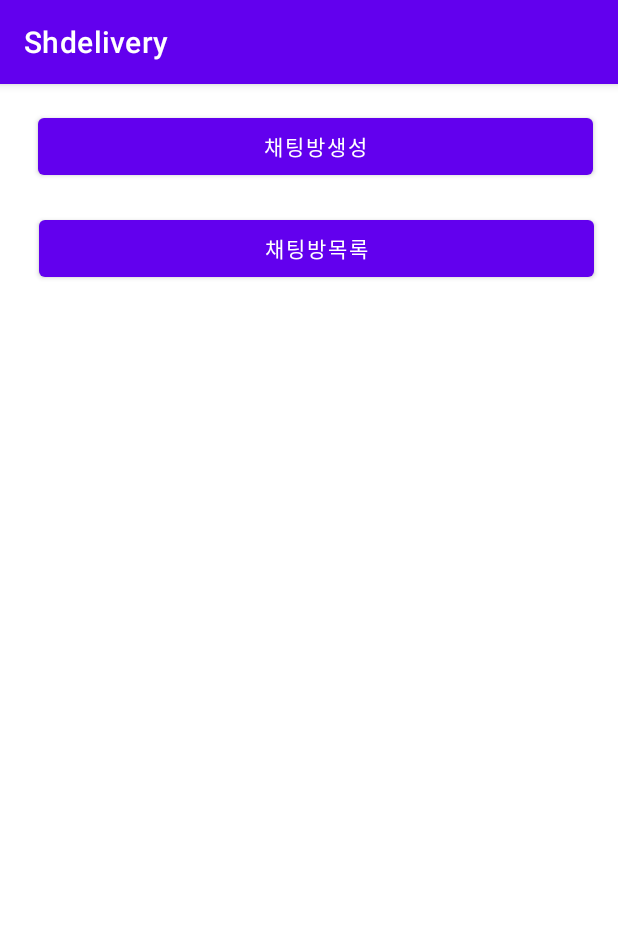
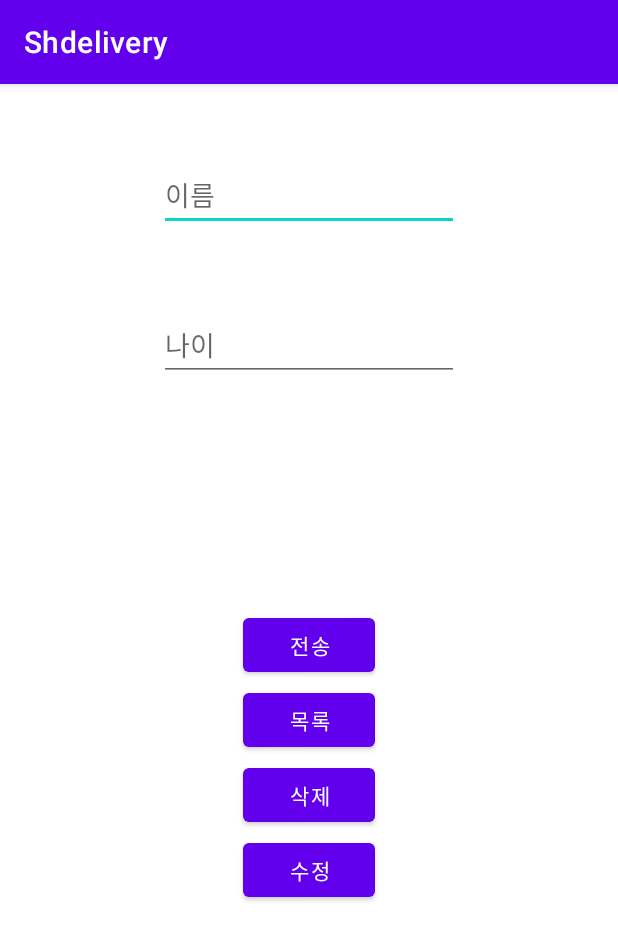
Before and after one commit to sbh0609/HenugDelivery, an Android app: the screen it shows after launch (MainActivity), on a phone screen of 412 x 824 dp. Shown: the top 940 px of the screen. Run offline under Robolectric (Android 15) with nearby library versions, the phone set to English and light mode, and no system bars; our stand-ins replace Firebase (no records; nobody signed in at launch, a user with empty details on screens opened directly).

Commit message:
crud 구현

```diff
--- a/app/src/main/AndroidManifest.xml
+++ b/app/src/main/AndroidManifest.xml
@@ -12,9 +12,6 @@
         android:theme="@style/Theme.Shdelivery"
         tools:targetApi="31">
         <activity
-            android:name=".ListRoomActivity"
-            android:exported="false" />
-        <activity
             android:name=".MainActivity"
             android:exported="true">
             <intent-filter>
--- /dev/null
+++ b/app/src/main/java/com/tuk/shdelivery/Dao.kt
@@ -0,0 +1,39 @@
+package com.tuk.shdelivery
+
+import android.util.Log
+import com.google.android.gms.tasks.Task
+import com.google.firebase.database.DataSnapshot
+import com.google.firebase.database.DatabaseReference
+import com.google.firebase.database.FirebaseDatabase
+import com.google.firebase.database.Query
+
+class UserDao {
+    private var userRef: DatabaseReference? = null
+
+    init{
+        val db = FirebaseDatabase.getInstance()
+        userRef = db.getReference("user")
+    }
+
+    //등록
+    fun add(user: User?): Task<Void>? {
+        return userRef!!.push().setValue(user)
+    }
+    //조회
+    fun getUserList(user: User?): Task<DataSnapshot>? {
+        return userRef?.child(user!!.userKey)?.get()?.addOnSuccessListener {
+            Log.i("Firebase", "value ${it.value}")
+        }?.addOnFailureListener{
+            Log.e("Fail","error", it)
+        }
+    }
+    //삭제
+    fun del(user: User?): Task<Void>? {
+        return userRef?.child(user!!.userKey)?.removeValue()
+
+    }
+    //수정
+    fun update(user: User?): Task<Void>? {
+        return userRef?.child(user!!.userKey)?.setValue(user)
+    }
+}
--- a/app/src/main/res/layout/activity_main.xml
+++ b/app/src/main/res/layout/activity_main.xml
@@ -1,34 +1,54 @@
-<?xml version="1.0" encoding="utf-8"?>
-<androidx.constraintlayout.widget.ConstraintLayout xmlns:android="http://schemas.android.com/apk/res/android"
+<RelativeLayout xmlns:android="http://schemas.android.com/apk/res/android"
     xmlns:app="http://schemas.android.com/apk/res-auto"
     xmlns:tools="http://schemas.android.com/tools"
     android:layout_width="match_parent"
-    android:layout_height="match_parent"
-    tools:context=".MainActivity">
+    android:layout_height="match_parent">
+
+    <EditText
+        android:id="@+id/edit1"
+        android:layout_width="200dp"
+        android:layout_height="wrap_content"
+        android:layout_centerHorizontal="true"
+        android:layout_marginTop="50dp"
+        android:hint="이름"/>
+
+    <EditText
+        android:id="@+id/edit2"
+        android:layout_width="200dp"
+        android:layout_height="wrap_content"
+        android:layout_centerHorizontal="true"
+        android:layout_marginTop="150dp"
+        android:hint="나이"/>
 
     <Button
-        android:id="@+id/listChatRoom"
-        android:layout_width="370dp"
-        android:layout_height="50dp"
-        android:layout_marginStart="25dp"
-        android:layout_marginEnd="16dp"
-        android:layout_marginBottom="615dp"
-        android:text="채팅방목록"
-        app:layout_constraintBottom_toBottomOf="parent"
-        app:layout_constraintEnd_toEndOf="parent"
-        app:layout_constraintStart_toStartOf="parent"
-        app:layout_constraintTop_toBottomOf="@+id/make_chat" />
+        android:id="@+id/btn1"
+        android:layout_width="wrap_content"
+        android:layout_height="wrap_content"
+        android:layout_centerHorizontal="true"
+        android:layout_marginTop="350dp"
+        android:text="전송"/>
 
     <Button
-        android:id="@+id/make_chat"
-        android:layout_width="370dp"
-        android:layout_height="50dp"
-        android:text="채팅방생성"
-        app:layout_constraintBottom_toBottomOf="parent"
-        app:layout_constraintEnd_toEndOf="parent"
-        app:layout_constraintHorizontal_bias="0.609"
-        app:layout_constraintStart_toStartOf="parent"
-        app:layout_constraintTop_toTopOf="parent"
-        app:layout_constraintVertical_bias="0.023" />
+        android:id="@+id/btn2"
+        android:layout_width="wrap_content"
+        android:layout_height="wrap_content"
+        android:layout_centerHorizontal="true"
+        android:layout_marginTop="400dp"
+        android:text="목록"/>
 
-</androidx.constraintlayout.widget.ConstraintLayout>
+    <Button
+        android:id="@+id/btn3"
+        android:layout_width="wrap_content"
+        android:layout_height="wrap_content"
+        android:layout_centerHorizontal="true"
+        android:layout_marginTop="450dp"
+        android:text="삭제"/>
+
+    <Button
+        android:id="@+id/btn4"
+        android:layout_width="wrap_content"
+        android:layout_height="wrap_content"
+        android:layout_centerHorizontal="true"
+        android:layout_marginTop="500dp"
+        android:text="수정"/>
+</RelativeLayout>
```
Also changed, not shown: app/src/main/java/com/tuk/shdelivery/ListRoomActivity.kt (deleted, +0 -62 lines), app/src/main/java/com/tuk/shdelivery/MainActivity.kt (+32 -51 lines), app/src/main/java/com/tuk/shdelivery/Node.kt (added, +26 -0 lines), app/src/main/res/layout/activity_list_room.xml (deleted, +0 -14 lines), app/src/main/res/layout/chatroom_item.xml (deleted, +0 -14 lines), app/src/main/res/layout/dialog_create_chatroom.xml (deleted, +0 -40 lines).
